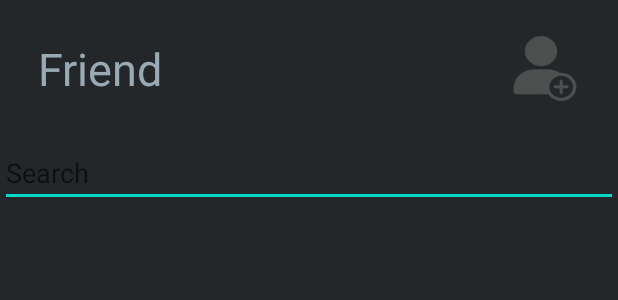
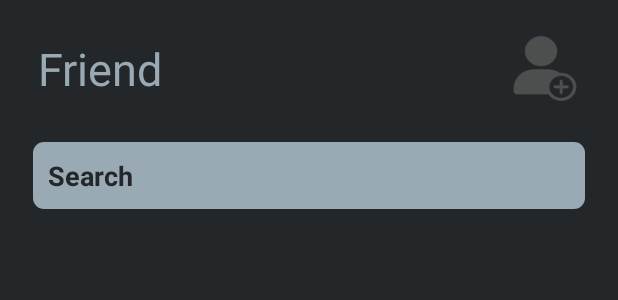
Before and after one commit to kan1989bd/Pr-ectAndroid, an Android app: the layout fragment_friend_main_screen.xml on its own in the app's theme, with its tools: preview values and no code run, on a phone screen of 412 x 824 dp. Shown: the top 300 px of the screen. Run offline under Robolectric (Android 15) with nearby library versions, the phone set to English and light mode, and no system bars.

Commit message:
Fix UI edittext search

```diff
--- /dev/null
+++ b/app/src/main/res/drawable/botron_from.xml
@@ -0,0 +1,8 @@
+<?xml version="1.0" encoding="utf-8"?>
+<shape xmlns:android="http://schemas.android.com/apk/res/android"
+    android:shape="rectangle">
+
+    <solid android:color="#99aab5" />
+    <corners android:radius="7dp"/>
+
+</shape>
--- a/app/src/main/res/layout/activity_friend_request.xml
+++ b/app/src/main/res/layout/activity_friend_request.xml
@@ -55,13 +55,15 @@
 
     <com.google.android.material.bottomnavigation.BottomNavigationView
         android:id="@+id/top_navigation"
-        android:layout_width="0dp"
-        android:layout_height="49dp"
+        android:layout_width="411dp"
+        android:layout_height="65dp"
         android:layout_marginTop="4dp"
         android:background="#23272a"
+        android:paddingBottom="20dp"
         app:itemIconTint="#99aab5"
         app:itemTextColor="#99aab5"
         app:layout_constraintEnd_toEndOf="parent"
+        app:layout_constraintHorizontal_bias="1.0"
         app:layout_constraintStart_toStartOf="parent"
         app:layout_constraintTop_toBottomOf="@+id/textView5"
         app:menu="@menu/top_navigation_friend_menu" />
--- a/app/src/main/res/layout/fragment_friend_main_screen.xml
+++ b/app/src/main/res/layout/fragment_friend_main_screen.xml
@@ -20,16 +20,20 @@
 
     <EditText
         android:id="@+id/search_user"
-        android:layout_width="match_parent"
+        android:layout_width="wrap_content"
         android:layout_height="wrap_content"
         android:layout_below="@+id/textView15"
         android:layout_alignParentStart="true"
         android:layout_alignParentEnd="true"
-        android:layout_marginStart="0dp"
-        android:layout_marginTop="-2dp"
-        android:layout_marginEnd="0dp"
+        android:layout_marginStart="22dp"
+        android:layout_marginEnd="22dp"
+        android:background="@drawable/botron_from"
+        android:ems="10"
         android:hint="Search"
-        android:textColor="#ECE1E1" />
+        android:padding="10dp"
+        android:textColor="#23272a"
+        android:textColorHint="#23272a"
+        android:textStyle="bold" />
 
     <TextView
         android:id="@+id/textView30"
@@ -60,13 +64,13 @@
     <androidx.recyclerview.widget.RecyclerView
         android:id="@+id/recycler_view_friend"
         android:layout_width="match_parent"
-        android:layout_height="587dp"
+        android:layout_height="590dp"
         android:layout_below="@+id/search_user"
         android:layout_alignParentStart="true"
         android:layout_alignParentEnd="true"
         android:layout_alignParentBottom="true"
         android:layout_marginStart="0dp"
-        android:layout_marginTop="1dp"
+        android:layout_marginTop="3dp"
         android:layout_marginEnd="0dp"
         android:layout_marginBottom="0dp">
 
--- a/app/src/main/res/menu/top_navigation_friend_menu.xml
+++ b/app/src/main/res/menu/top_navigation_friend_menu.xml
@@ -2,8 +2,10 @@
 <menu xmlns:android="http://schemas.android.com/apk/res/android">
     <item
         android:title="Friend Request"
+        android:paddingBottom="10dp"
         android:id="@+id/Fragment_Friend_Request"/>
     <item
         android:title="Invitation"
+        android:paddingBottom="10dp"
         android:id="@+id/Fragment_Invitation"/>
 </menu>
```
Also changed, not shown: 1 other file.
